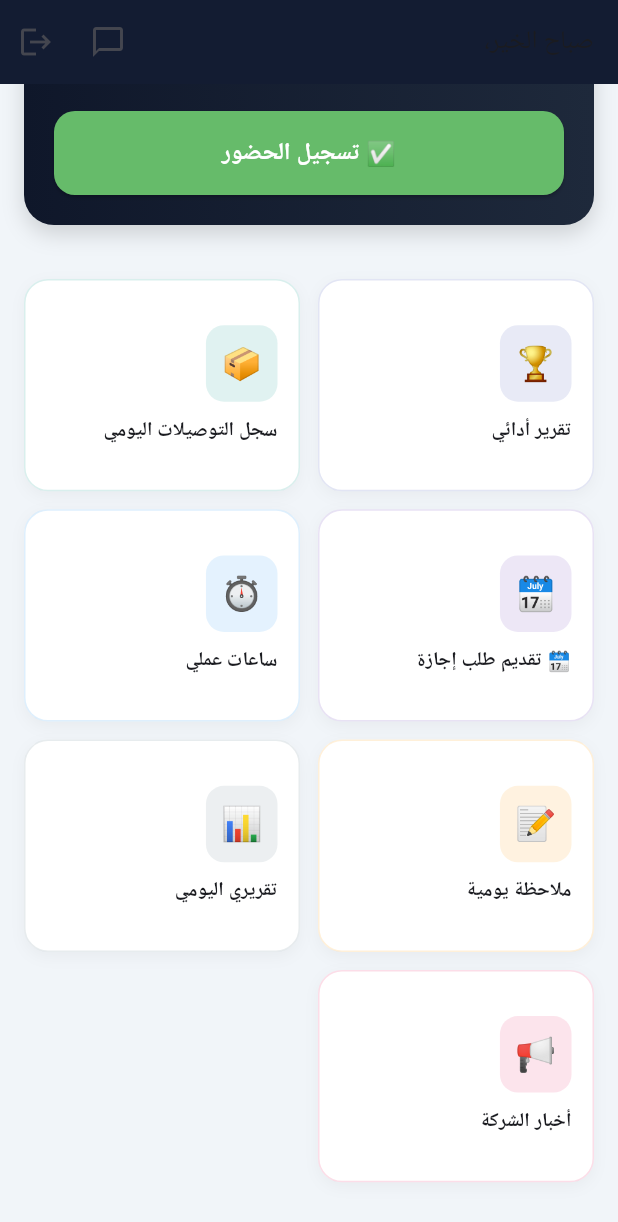
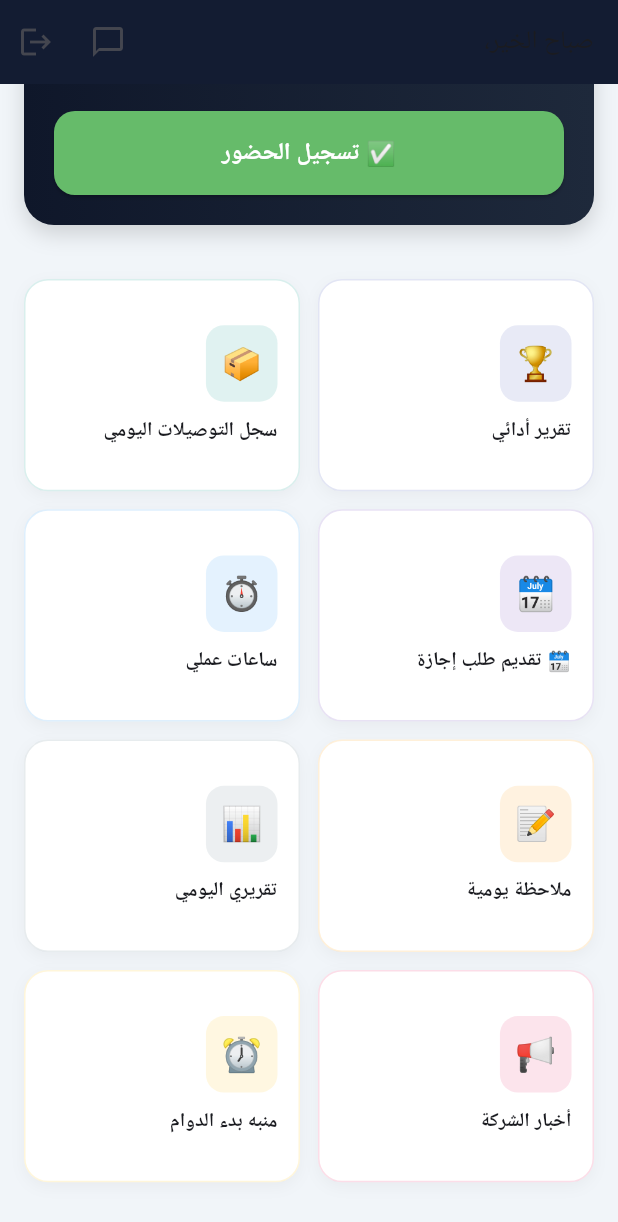
Before and after one commit to kahlediiiuu/nahj-delivery, a Flutter app: the HomeScreen screen opened directly, scrolled down 57 dp, on a phone screen of 412 x 824 dp. Shown: the top 1222 px of the screen. Run offline on Flutter 3.47's test engine with Material 3 defaults, Android fonts, the phone set to English and light mode, and no system bars; our stand-ins replace battery_plus, connectivity_plus, firebase_core, firebase_messaging, flutter_local_notifications, geolocator and 4 more; missing offline and left inert: flutter_background_service; accounts and stored records are empty; network calls fail.

Commit message:
Update home_screen.dart

```diff
--- a/mobile-app/lib/screens/home_screen.dart
+++ b/mobile-app/lib/screens/home_screen.dart
@@ -16,6 +16,7 @@ import 'leave_request_screen.dart';
 import 'work_hours_screen.dart';
 import 'daily_notes_screen.dart';
 import 'announcements_screen.dart';
+import 'alarm_screen.dart';
 
 class HomeScreen extends StatefulWidget {
   const HomeScreen({super.key});
@@ -455,6 +456,7 @@ class _HomeScreenState extends State<HomeScreen> {
                 _featureCard('📝', 'ملاحظة يومية', Colors.orange, () => Navigator.of(context).push(MaterialPageRoute(builder: (_) => const DailyNotesScreen()))),
                 _featureCard('📊', AppStrings.get('myDailyReport'), Colors.blueGrey, () => Navigator.of(context).push(MaterialPageRoute(builder: (_) => const MyReportScreen()))),
                 _featureCard('📢', 'أخبار الشركة', Colors.pink, () => Navigator.of(context).push(MaterialPageRoute(builder: (_) => const AnnouncementsScreen()))),
+                _featureCard('⏰', 'منبه بدء الدوام', Colors.amber, () => Navigator.of(context).push(MaterialPageRoute(builder: (_) => const AlarmScreen()))),
               ],
             ),
 
```
